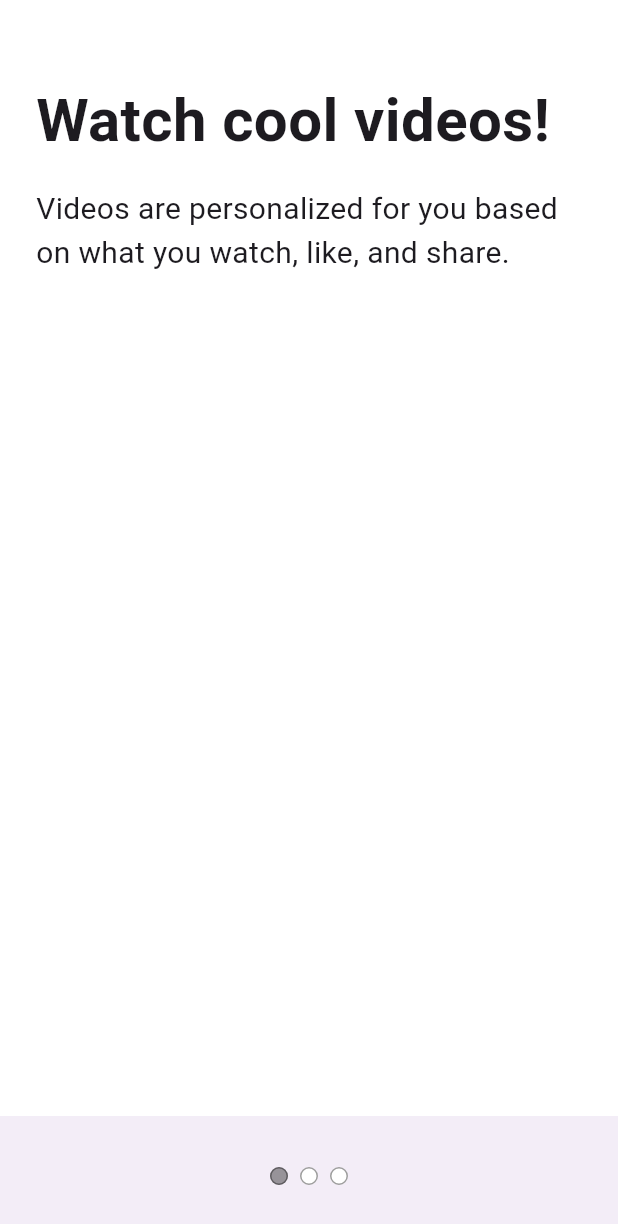
After one commit to jon890/tiktok_clone, a Flutter app: the InterestsScreen screen opened directly, after a tap on "Next", on a phone screen of 412 x 824 dp. The commit adds this screen. Shown: the top 1224 px of the screen. Run offline on Flutter 3.47's test engine with Material 2 defaults, Android fonts, the phone set to English and light mode, and no system bars; our stand-ins replace font_awesome_flutter.

Commit message:
:lipstick: Tutorial Screen starting

```diff
--- a/lib/features/onboarding/interests_screen.dart
+++ b/lib/features/onboarding/interests_screen.dart
@@ -1,6 +1,7 @@
 import 'package:flutter/material.dart';
 import 'package:tiktok_clone/constants/gaps.dart';
 import 'package:tiktok_clone/constants/sizes.dart';
+import 'package:tiktok_clone/features/onboarding/tutorial_screen.dart';
 import 'package:tiktok_clone/features/onboarding/widgets/interest_button.dart';
 
 class InterestsScreen extends StatefulWidget {
@@ -70,6 +71,11 @@ class _InterestsScreenState extends State<InterestsScreen> {
     }
   }
 
+  void _onNextTap() {
+    Navigator.of(context)
+        .push(MaterialPageRoute(builder: (context) => const TutorialScreen()));
+  }
+
   @override
   void initState() {
     super.initState();
@@ -132,13 +138,17 @@ class _InterestsScreenState extends State<InterestsScreen> {
               // top: Sizes.size12,
               left: Sizes.size24,
               right: Sizes.size24),
-          child: Container(
-              decoration: BoxDecoration(color: Theme.of(context).primaryColor),
-              padding: const EdgeInsets.symmetric(vertical: Sizes.size20),
-              child: const Text('Next',
-                  textAlign: TextAlign.center,
-                  style:
-                      TextStyle(color: Colors.white, fontSize: Sizes.size16))),
+          child: GestureDetector(
+            onTap: _onNextTap,
+            child: Container(
+                decoration:
+                    BoxDecoration(color: Theme.of(context).primaryColor),
+                padding: const EdgeInsets.symmetric(vertical: Sizes.size20),
+                child: const Text('Next',
+                    textAlign: TextAlign.center,
+                    style: TextStyle(
+                        color: Colors.white, fontSize: Sizes.size16))),
+          ),
         ),
       ),
     );
--- /dev/null
+++ b/lib/features/onboarding/tutorial_screen.dart
@@ -0,0 +1,101 @@
+import 'package:flutter/material.dart';
+
+import '../../constants/gaps.dart';
+import '../../constants/sizes.dart';
+
+class TutorialScreen extends StatefulWidget {
+  const TutorialScreen({super.key});
+
+  @override
+  State<TutorialScreen> createState() => _TutorialScreenState();
+}
+
+class _TutorialScreenState extends State<TutorialScreen> {
+  @override
+  Widget build(BuildContext context) {
+    return DefaultTabController(
+      length: 3,
+      child: Scaffold(
+        body: const SafeArea(
+          child: TabBarView(
+            children: [
+              Padding(
+                padding: EdgeInsets.symmetric(horizontal: Sizes.size24),
+                child: Column(
+                  crossAxisAlignment: CrossAxisAlignment.start,
+                  children: [
+                    Gaps.v52,
+                    Text(
+                      "Watch cool videos!",
+                      style: TextStyle(
+                          fontSize: Sizes.size40, fontWeight: FontWeight.bold),
+                    ),
+                    Gaps.v16,
+                    Text(
+                      "Videos are personalized for you based on what you watch, like, and share.",
+                      style: TextStyle(fontSize: Sizes.size20),
+                    ),
+                    Gaps.v64,
+                  ],
+                ),
+              ),
+              Padding(
+                padding: EdgeInsets.symmetric(horizontal: Sizes.size24),
+                child: Column(
+                  crossAxisAlignment: CrossAxisAlignment.start,
+                  children: [
+                    Gaps.v52,
+                    Text(
+                      "Follow the rules of the app",
+                      style: TextStyle(
+                          fontSize: Sizes.size40, fontWeight: FontWeight.bold),
+                    ),
+                    Gaps.v16,
+                    Text(
+                      "Videos are personalized for you based on what you watch, like, and share.",
+                      style: TextStyle(fontSize: Sizes.size20),
+                    ),
+                    Gaps.v64,
+                  ],
+                ),
+              ),
+              Padding(
+                padding: EdgeInsets.symmetric(horizontal: Sizes.size24),
+                child: Column(
+                  crossAxisAlignment: CrossAxisAlignment.start,
+                  children: [
+                    Gaps.v52,
+                    Text(
+                      "Enjoy the Ride.",
+                      style: TextStyle(
+                          fontSize: Sizes.size40, fontWeight: FontWeight.bold),
+                    ),
+                    Gaps.v16,
+                    Text(
+                      "Videos are personalized for you based on what you watch, like, and share.",
+                      style: TextStyle(fontSize: Sizes.size20),
+                    ),
+                    Gaps.v64,
+                  ],
+                ),
+              ),
+            ],
+          ),
+        ),
+        bottomNavigationBar: BottomAppBar(
+            child: Container(
+          padding: const EdgeInsets.symmetric(vertical: Sizes.size1),
+          child: const Row(
+            mainAxisAlignment: MainAxisAlignment.center,
+            children: [
+              TabPageSelector(
+                color: Colors.white,
+                selectedColor: Colors.black38,
+              )
+            ],
+          ),
+        )),
+      ),
+    );
+  }
+}
```
